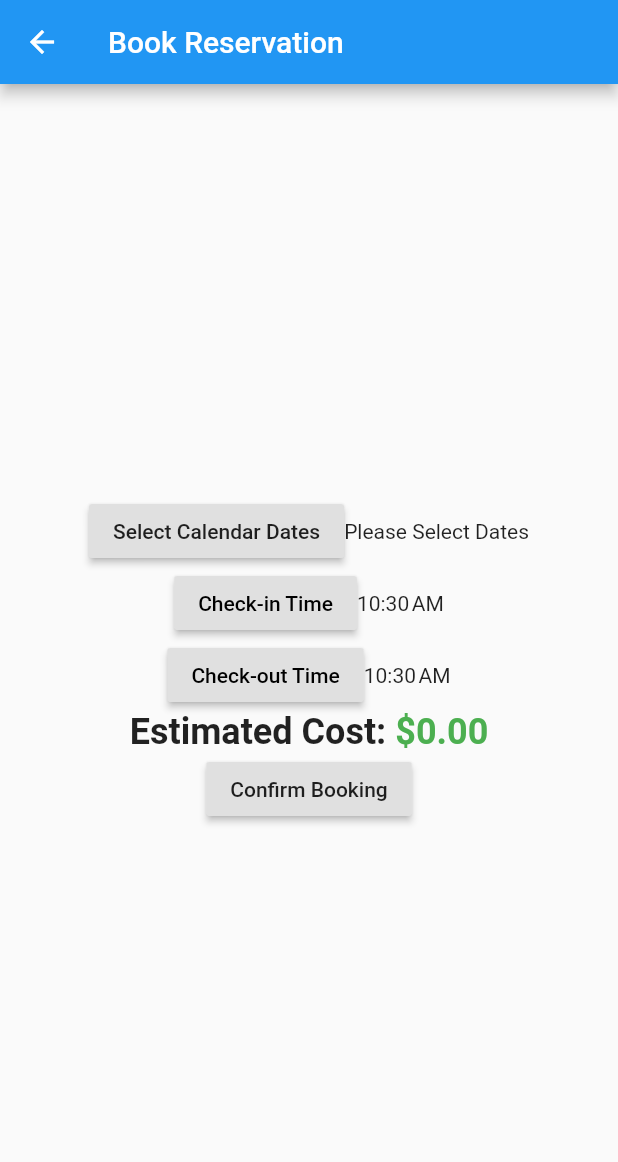
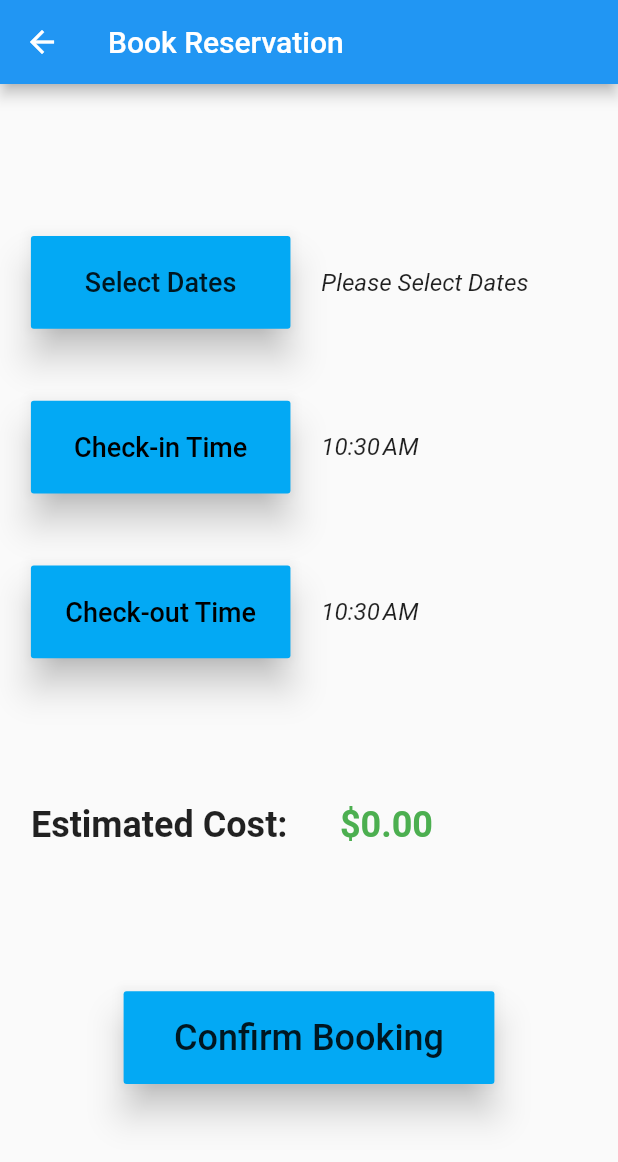
Before and after one commit to bhattadi/Hotel-Automation, a Flutter app: the BookingPage screen opened directly, on a phone screen of 412 x 824 dp. Shown: the top 1162 px of the screen. Run offline on Flutter 3.47's test engine with Material 2 defaults, Android fonts, the phone set to English and light mode, and no system bars; our stand-ins replace jiffy; missing offline and left inert: day_night_time_picker, some_calendar.

Commit message:
Enhanced the screen UI for the Booking option

```diff
--- a/lib/booking.dart
+++ b/lib/booking.dart
@@ -3,6 +3,7 @@
 //import 'package:intl/intl.dart';
 //import 'package:intl/date_symbol_data_local.dart';
 
+import 'package:flutter/cupertino.dart';
 import 'package:flutter/material.dart';
 import 'package:intl/intl.dart';
 import 'package:intl/date_symbol_data_local.dart';
@@ -19,12 +20,10 @@ class BookingPage extends StatefulWidget {
 
 class _BookingPageState extends State<BookingPage> {
   @override
-
   List<DateTime> selectedDates = List();
   TimeOfDay _timeIn = TimeOfDay.now();
   TimeOfDay _timeOut = TimeOfDay.now();
   double baseRate = 60.0;
-
 
   void initState() {
     initializeDateFormatting();
@@ -66,12 +65,17 @@ class _BookingPageState extends State<BookingPage> {
   String formatTimeOfDay(TimeOfDay tod) {
     final now = new DateTime.now();
     final dt = DateTime(now.year, now.month, now.day, tod.hour, tod.minute);
-    final format = DateFormat.jm();  //"6:00 AM"
+    final format = DateFormat.jm(); //"6:00 AM"
     return format.format(dt);
   }
 
-  RaisedButton _buildCheckInButton(String label) {
-    return RaisedButton(
+  SizedBox _buildCheckInButton(String label) {
+    return SizedBox(
+        width: MediaQuery.of(context).size.width * 0.42,
+        height: MediaQuery.of(context).size.height * 0.075,
+        child: RaisedButton(
+          color: Colors.lightBlue,
+          elevation: 10.0,
           onPressed: () {
             Navigator.of(context).push(
               showPicker(
@@ -83,14 +87,20 @@ class _BookingPageState extends State<BookingPage> {
           },
           child: Text(
             label,
-        style: TextStyle(color: Colors.black),
+            style: TextStyle(
+              fontSize: 18,
+              color: Colors.black),
           ),
-    );
+        ));
   }
 
-
-  RaisedButton _buildCheckOutButton(String label) {
-    return RaisedButton(
+  SizedBox _buildCheckOutButton(String label) {
+    return SizedBox(
+      width: MediaQuery.of(context).size.width * 0.42,
+      height: MediaQuery.of(context).size.height * 0.075,
+      child: RaisedButton(
+        color: Colors.lightBlue,
+        elevation: 10.0,
         onPressed: () {
           Navigator.of(context).push(
             showPicker(
@@ -102,87 +112,178 @@ class _BookingPageState extends State<BookingPage> {
         },
         child: Text(
           label,
-        style: TextStyle(color: Colors.black),
+          style: TextStyle(
+            fontSize: 18,
+            color: Colors.black),
+        ),
       ),
     );
   }
 
   Widget build(BuildContext context) {
     @override
-    RaisedButton checkIn = _buildCheckInButton("Check-in Time");
-    RaisedButton checkOut = _buildCheckOutButton("Check-out Time");
+    SizedBox checkIn = _buildCheckInButton("Check-in Time");
+    SizedBox checkOut = _buildCheckOutButton("Check-out Time");
     return Scaffold(
       appBar: AppBar(
         title: Text("Book Reservation"),
       ),
-        body: Center(
+      body: Padding(
+        padding: EdgeInsets.all(MediaQuery.of(context).size.width * 0.05),
         child: Column(
-            crossAxisAlignment: CrossAxisAlignment.center,
-            mainAxisSize: MainAxisSize.max,
+            // crossAxisAlignment: CrossAxisAlignment.center,
+            // mainAxisSize: MainAxisSize.max,
             mainAxisAlignment: MainAxisAlignment.center,
             children: [
               Row(
-                  mainAxisAlignment: MainAxisAlignment.center,
+                  // mainAxisAlignment: MainAxisAlignment.center,
                   children: [
-                RaisedButton(
-                  child: Text("Select Calendar Dates"),
+                    SizedBox(
+                      width: MediaQuery.of(context).size.width * 0.42,
+                      height: MediaQuery.of(context).size.height * 0.075,
+                      child: RaisedButton(
+                        color: Colors.lightBlue,
+                        elevation: 10.0,
+                        padding: EdgeInsets.all(10),
+                        child: Text("Select Dates",
+                                    style: TextStyle(fontSize: 18)),
                         onPressed: () {
                           _showDialog();
                         },
                       ),
-                Text(
-                  selectedDates.length != 0 ? new DateFormat.yMMMd().format(selectedDates.first) + " - " + new DateFormat.yMMMd().format(selectedDates.last) : "Please Select Dates",
                     ),
+                    Padding(
+                      padding: EdgeInsets.all(
+                          MediaQuery.of(context).size.width * 0.05),
+                      child: Text(
+                        selectedDates.length != 0
+                            ? "From: " +
+                                new DateFormat.yMMMd()
+                                    .format(selectedDates.first) +
+                                '\n' +
+                                '\n' +
+                                "To: " +
+                                new DateFormat.yMMMd()
+                                    .format(selectedDates.last)
+                            : "Please Select Dates",
+                            style: TextStyle(fontSize: 16,
+                                            fontStyle: FontStyle.italic)
+                      ),
+                    )
                   ]),
               Row(
-                  mainAxisAlignment: MainAxisAlignment.center,
-                  children: <Widget>[
-                    checkIn,
-                    Text(formatTimeOfDay(_timeIn)),
+                children: [
+                  Text(
+                    '',
+                    style: TextStyle(
+                        fontSize: MediaQuery.of(context).size.height * 0.05),
+                  )
                 ],
               ),
               Row(
-                  mainAxisAlignment: MainAxisAlignment.center,
+                // mainAxisAlignment: MainAxisAlignment.center,
                 children: <Widget>[
-                    checkOut,
-                    Text(formatTimeOfDay(_timeOut))
+                  checkIn,
+                  Padding(
+                    padding: EdgeInsets.all(
+                        MediaQuery.of(context).size.width * 0.05),
+                    child: Text(formatTimeOfDay(_timeIn),
+                                style: TextStyle(fontSize: 16,
+                                                  fontStyle: FontStyle.italic)
+                    ),
+                  ),
                 ],
               ),
               Row(
-                mainAxisAlignment: MainAxisAlignment.center,
                 children: [
                   Text(
+                    '',
+                    style: TextStyle(
+                        fontSize: MediaQuery.of(context).size.height * 0.05),
+                  )
+                ],
+              ),
+              Row(
+                // mainAxisAlignment: MainAxisAlignment.center,
+                children: <Widget>[
+                  checkOut,
+                  Padding(
+                      padding: EdgeInsets.all(
+                          MediaQuery.of(context).size.width * 0.05),
+                      child: Text(formatTimeOfDay(_timeOut),
+                                  style: TextStyle(fontSize: 16,
+                                                    fontStyle: FontStyle.italic)
+                    )
+                  )
+                ],
+              ),
+              Row(
+                children: [
+                  Text(
+                    '',
+                    style: TextStyle(
+                        fontSize: MediaQuery.of(context).size.height * 0.1),
+                  )
+                ],
+              ),
+              Row(
+                  // mainAxisAlignment: MainAxisAlignment.center,
+                  children: [
+                    SizedBox(
+                      width: MediaQuery.of(context).size.width * 0.45,
+                      child: Text(
                         "Estimated Cost: ",
                         style: TextStyle(
                           fontSize: 24,
                           fontWeight: FontWeight.bold,
                         ),
                       ),
-                  Text(
-                      "\$" + (baseRate * selectedDates.length).toStringAsFixed(2),
+                    ),
+                    Padding(
+                      padding: EdgeInsets.fromLTRB(MediaQuery.of(context).size.width * 0.05, 0,
+                                                   MediaQuery.of(context).size.width * 0.05, 0),
+                      child: Text(
+                      "\$" +
+                          (baseRate * selectedDates.length).toStringAsFixed(2),
                       style: TextStyle(
                         fontSize: 24,
                         fontWeight: FontWeight.bold,
                         color: Colors.green,
                       ),
                     ),
-                ]
                     ),
-              RaisedButton(
-                child: Text("Confirm Booking"),
+                  ]),
+              Row(
+                children: [
+                  Text(
+                    '',
+                    style: TextStyle(
+                        fontSize: MediaQuery.of(context).size.height * 0.1),
+                  )
+                ],
+              ),
+              Center(
+                child: SizedBox(
+                    width: MediaQuery.of(context).size.width * 0.6,
+                    height: MediaQuery.of(context).size.height * 0.075,
+                    child: RaisedButton(
+                        color: Colors.lightBlue,
+                        elevation: 10.0,
+                        child: Text("Confirm Booking",
+                                    style: TextStyle(fontSize: 24)),
                         onPressed: () {
                           Navigator.push(
                             context,
-                  MaterialPageRoute(builder: (context) => ConfirmBooking()),
+                            MaterialPageRoute(
+                                builder: (context) => ConfirmBooking()),
+                          );
+                        })),
+              ),
+            ]),
+      ),
     );
   }
-              )
-            ],
-          ),
-        ));
 }
-}
-
 
 class ConfirmBooking extends StatelessWidget {
   Widget build(BuildContext context) {
```
Also changed, not shown: pubspec.lock, 1 other file. Lines whose indentation alone changed are shown as unchanged.
